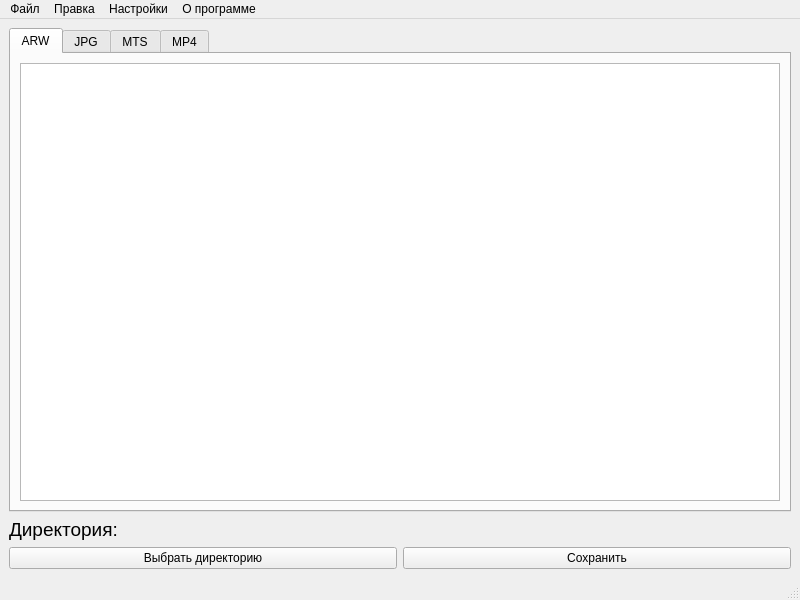
The window that mainwindow.ui (zavrik965/SonyCardScanner) describes before a commit, drawn with Qt 5.
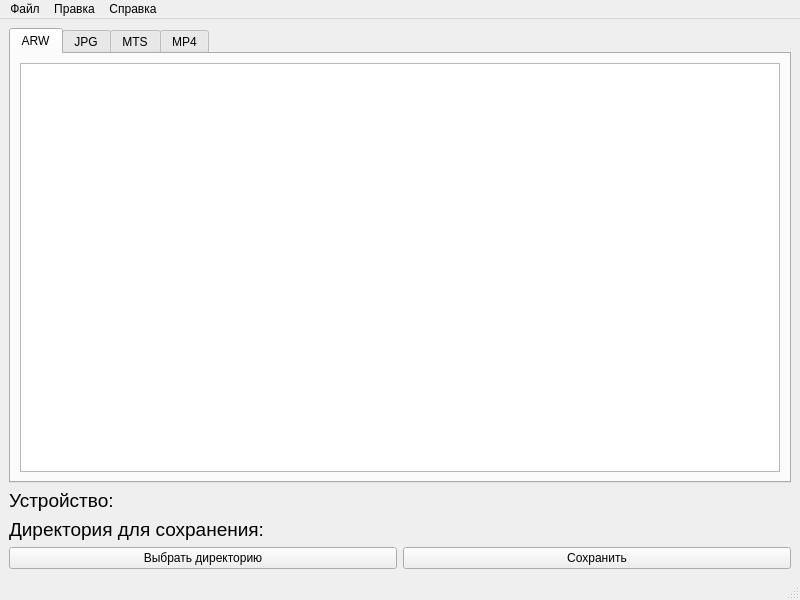
The same window after the commit. Icons and pictures are not drawn.

Commit message: Update UI, add choosing device, add translations, fix some bugs

Diff of the .ui file:
```diff
--- a/mainwindow.ui
+++ b/mainwindow.ui
@@ -64,6 +64,24 @@
         </widget>
        </widget>
       </item>
+      <item>
+       <widget class="QLabel" name="devicePath">
+        <property name="font">
+         <font>
+          <pointsize>14</pointsize>
+         </font>
+        </property>
+        <property name="text">
+         <string>Устройство: </string>
+        </property>
+        <property name="margin">
+         <number>5</number>
+        </property>
+        <property name="openExternalLinks">
+         <bool>true</bool>
+        </property>
+       </widget>
+      </item>
       <item>
        <widget class="QLabel" name="directoryPath">
         <property name="font">
@@ -72,7 +90,7 @@
          </font>
         </property>
         <property name="text">
-         <string>Директория: </string>
+         <string>Директория для сохранения: </string>
         </property>
         <property name="wordWrap">
          <bool>false</bool>
@@ -113,7 +131,7 @@
      <x>0</x>
      <y>0</y>
      <width>800</width>
-     <height>25</height>
+     <height>22</height>
     </rect>
    </property>
    <widget class="QMenu" name="menu">
@@ -121,15 +139,12 @@
      <string>Файл</string>
     </property>
     <addaction name="scanAction"/>
-   </widget>
-   <widget class="QMenu" name="menu_2">
-    <property name="title">
-     <string>Настройки</string>
-    </property>
+    <addaction name="separator"/>
+    <addaction name="settings"/>
    </widget>
    <widget class="QMenu" name="menu_3">
     <property name="title">
-     <string>О программе</string>
+     <string>Справка</string>
     </property>
    </widget>
    <widget class="QMenu" name="menu_4">
@@ -141,7 +156,6 @@
    </widget>
    <addaction name="menu"/>
    <addaction name="menu_4"/>
-   <addaction name="menu_2"/>
    <addaction name="menu_3"/>
   </widget>
   <widget class="QStatusBar" name="statusbar"/>
```
Left out of the diff: 54 changed lines with no effect on the pictures. The commit also changes 23 other files.
